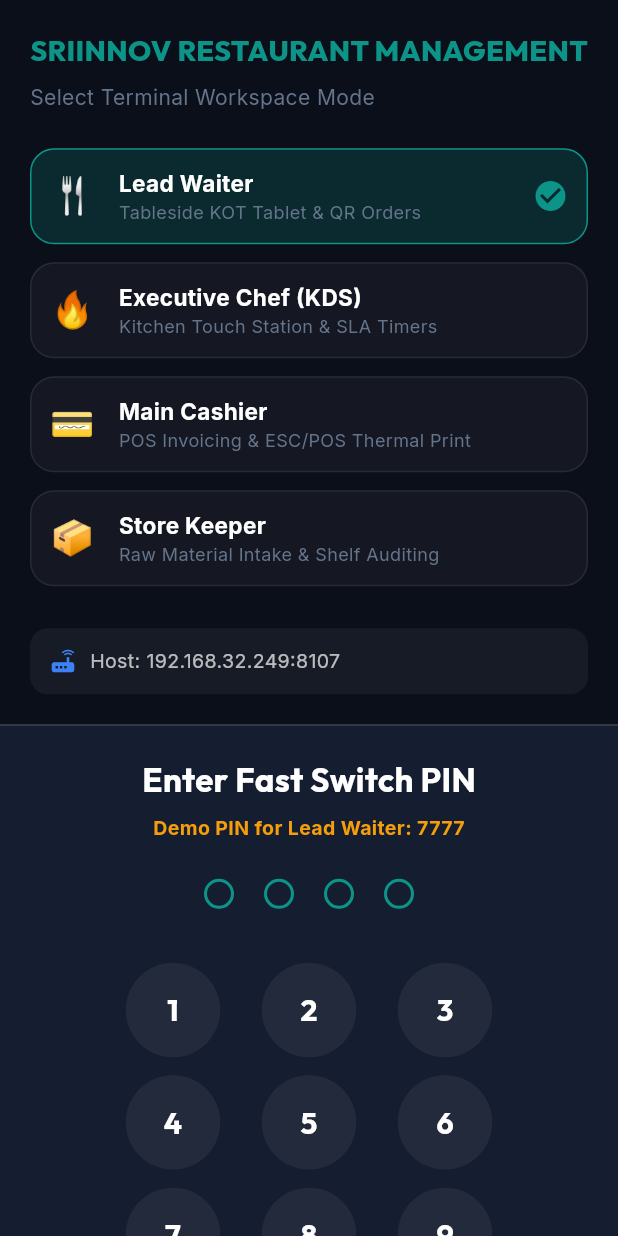
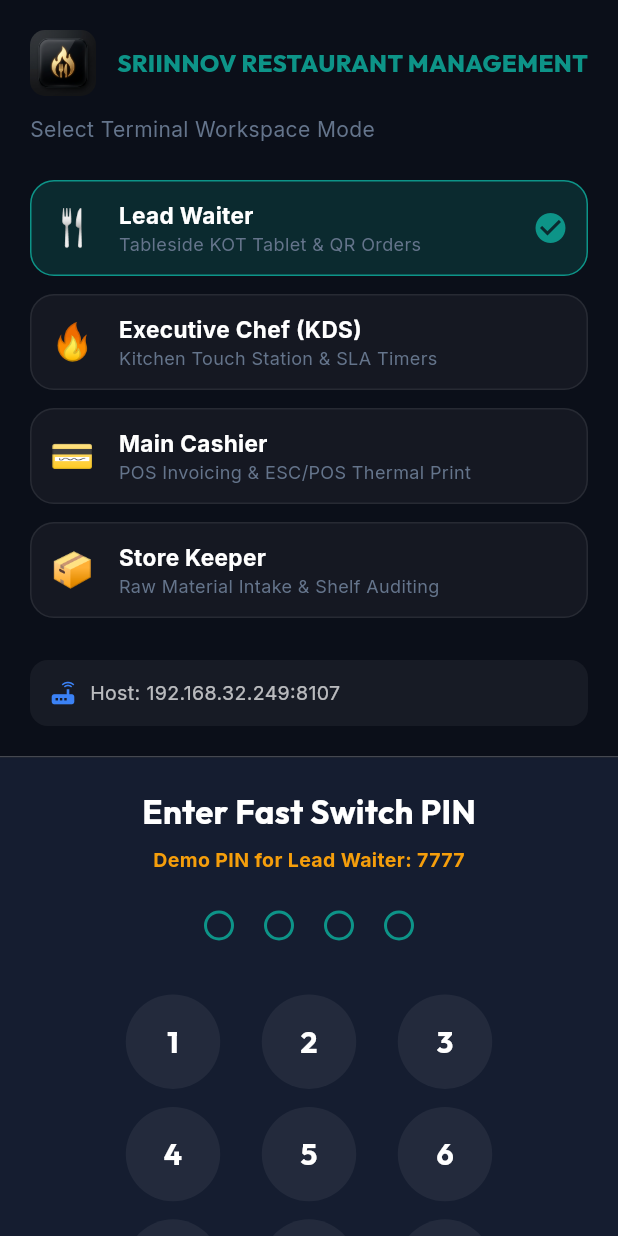
Before and after one commit to Deenakaran1985/restaurant_mobile, a Flutter app: the screen it shows after launch, on a phone screen of 412 x 824 dp. Run offline on Flutter 3.47's test engine with Material 3 defaults, Android fonts, the phone set to English and light mode, and no system bars; our stand-ins replace dio, flutter_riverpod, google_fonts, shared_preferences.

Commit message:
feat: configure custom project logo icon for APK and IPA builds using flutter_launcher_icons and display in UI

```diff
--- a/lib/features/auth/login_screen.dart
+++ b/lib/features/auth/login_screen.dart
@@ -52,11 +52,23 @@ class _LoginPinScreenState extends State<LoginPinScreen> {
         crossAxisAlignment: CrossAxisAlignment.start,
         mainAxisAlignment: isMobile ? MainAxisAlignment.start : MainAxisAlignment.center,
         children: [
-          FittedBox(
-            fit: BoxFit.scaleDown,
-            child: Text('SRIINNOV RESTAURANT MANAGEMENT', style: GoogleFonts.outfit(color: AppTheme.primaryEmerald, fontSize: isMobile ? 22 : 26, fontWeight: FontWeight.w800)),
+          Row(
+            children: [
+              ClipRRect(
+                borderRadius: BorderRadius.circular(10),
+                child: Image.asset('assets/icon/logo.png', width: 44, height: 44, fit: BoxFit.cover, errorBuilder: (_, __, ___) => const Icon(Icons.restaurant_menu, color: AppTheme.primaryEmerald, size: 36)),
+              ),
+              const SizedBox(width: 14),
+              Expanded(
+                child: FittedBox(
+                  fit: BoxFit.scaleDown,
+                  alignment: Alignment.centerLeft,
+                  child: Text('SRIINNOV RESTAURANT MANAGEMENT', style: GoogleFonts.outfit(color: AppTheme.primaryEmerald, fontSize: isMobile ? 20 : 24, fontWeight: FontWeight.w800)),
+                ),
+              ),
+            ],
           ),
-          const SizedBox(height: 8),
+          const SizedBox(height: 12),
           Text('Select Terminal Workspace Mode', style: GoogleFonts.inter(color: AppTheme.slateGray, fontSize: isMobile ? 14 : 15)),
           const SizedBox(height: 24),
           ...demoAccounts.entries.map((e) => Padding(
```
Also changed, not shown: pubspec.yaml (+10 -0 lines), assets/icon/logo.png (added), 1 other file.
